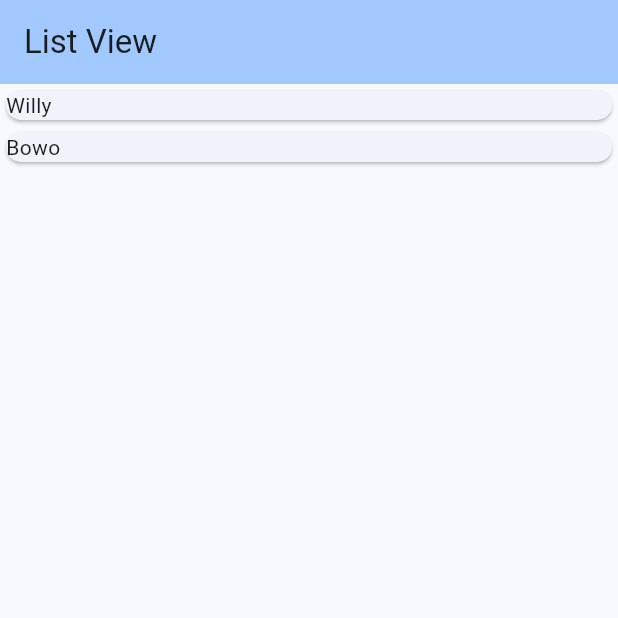
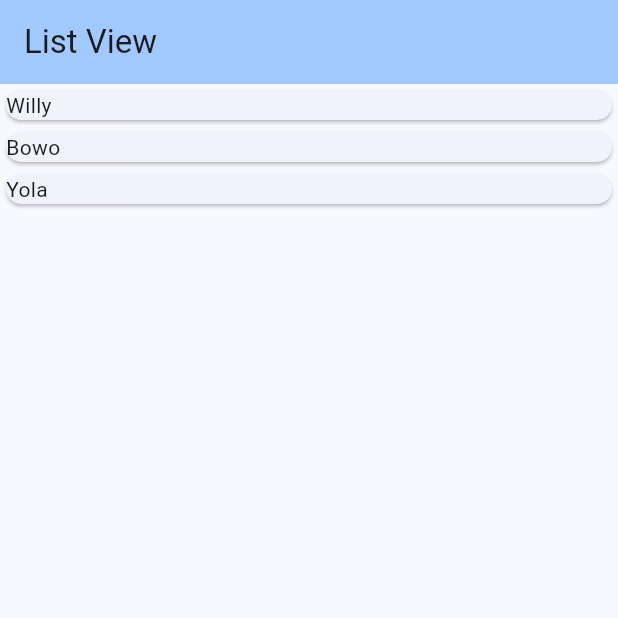
Before and after one commit to WillyAgustri/Flutter-ListView, a Flutter app: the screen it shows after launch, on a phone screen of 412 x 824 dp, the top half of it. Run offline on Flutter 3.47's test engine with Material 3 defaults, Android fonts, the phone set to English and light mode, and no system bars.

Commit message:
Info: Add User Data

```diff
--- a/lib/main.dart
+++ b/lib/main.dart
@@ -35,7 +35,8 @@ class MyHomePage extends StatefulWidget {
 class _MyHomePageState extends State<MyHomePage> {
   final List<Student> students = [
     Student(id: "1", name: "Willy", age: 20, date: DateTime.now()),
-    Student(id: "2", name: "Bowo", age: 20, date: DateTime.now())
+    Student(id: "2", name: "Bowo", age: 20, date: DateTime.now()),
+    Student(id: "3", name: "Yola", age: 18, date: DateTime.now()),
   ];
 
   @override
```
